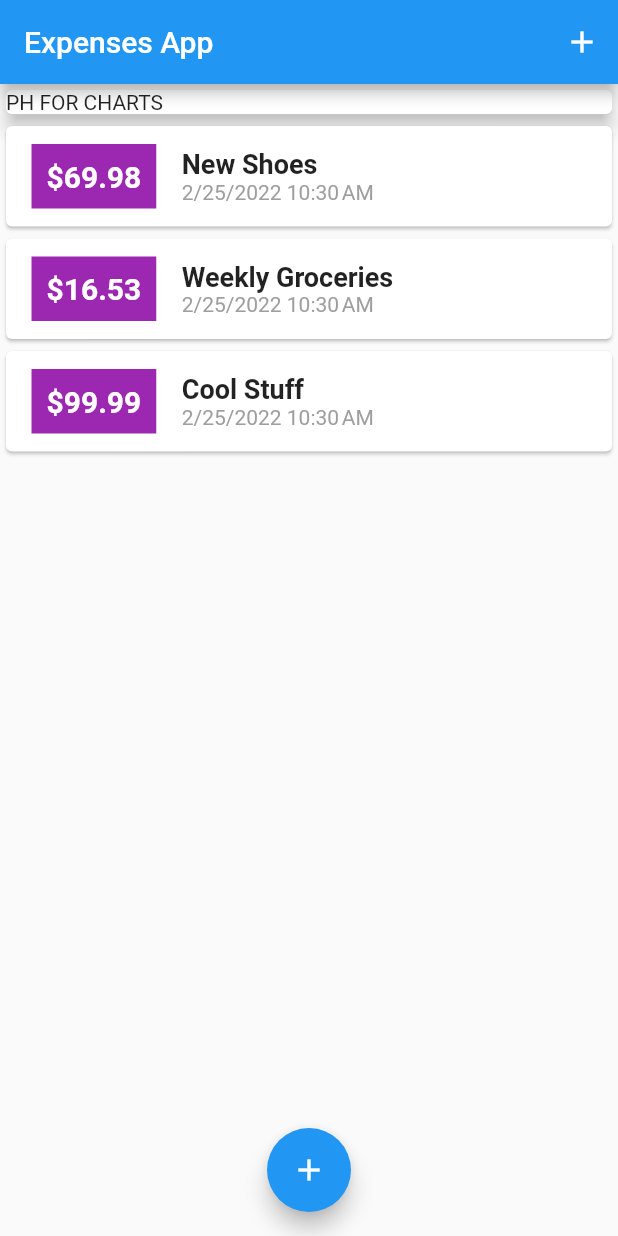
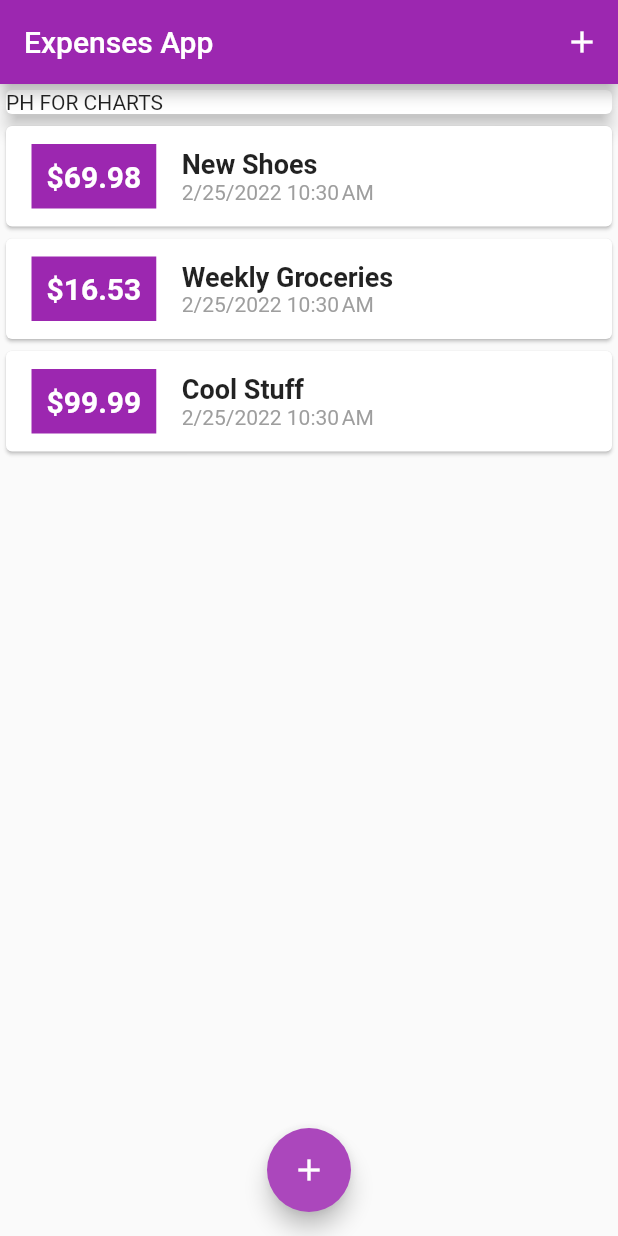
Before and after one commit to mubinbin/expenses_app, a Flutter app: the screen it shows after launch, on a phone screen of 412 x 824 dp. Run offline on Flutter 3.47's test engine with Material 2 defaults, Android fonts, the phone set to English and light mode, and no system bars.

Commit message:
added theme colors

```diff
--- a/lib/main.dart
+++ b/lib/main.dart
@@ -1,3 +1,4 @@
+import 'package:flutter/gestures.dart';
 import 'package:flutter/material.dart';
 import 'widgets/home.dart';
 
@@ -13,7 +14,11 @@ class ExpensesApp extends StatelessWidget {
     return MaterialApp(
       title: 'Flutter App Practices',
       theme: ThemeData(
-        primarySwatch: Colors.blue,
+        primarySwatch: Colors.purple,
+        colorScheme: ColorScheme.fromSwatch().copyWith(
+          secondary: Colors.purple[400],
+          primary: Colors.purple,
+        ),
       ),
       home: const MyHomePage(),
     );
--- a/lib/widgets/transaction_list.dart
+++ b/lib/widgets/transaction_list.dart
@@ -24,12 +24,11 @@ class TransactionList extends StatelessWidget {
                     horizontal: 15,
                   ),
                   decoration: BoxDecoration(
-                    border: Border.all(
-                      width: 2,
-                      color: Colors.white,
-                    ),
-                    color: Colors.purple,
-                  ),
+                      border: Border.all(
+                        width: 2,
+                        color: Colors.white,
+                      ),
+                      color: Theme.of(context).primaryColor),
                   padding: const EdgeInsets.all(10),
                   child: Text(
                     '\$${((userTransactions[index].amount * 100).truncateToDouble() / 100)}', // only display 2 decimal
```
